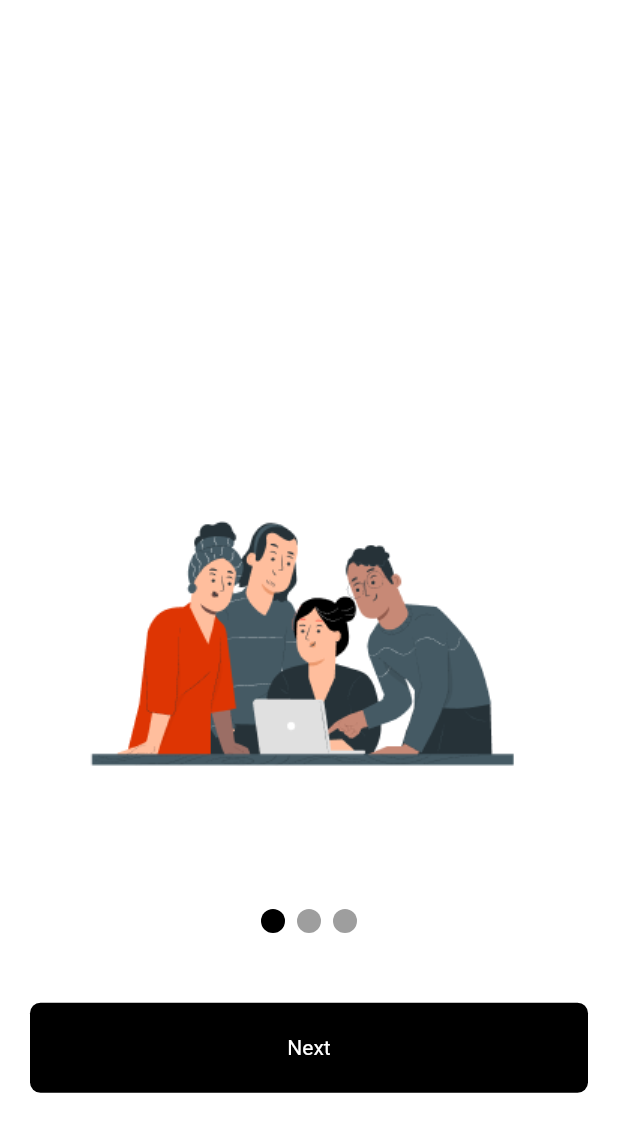
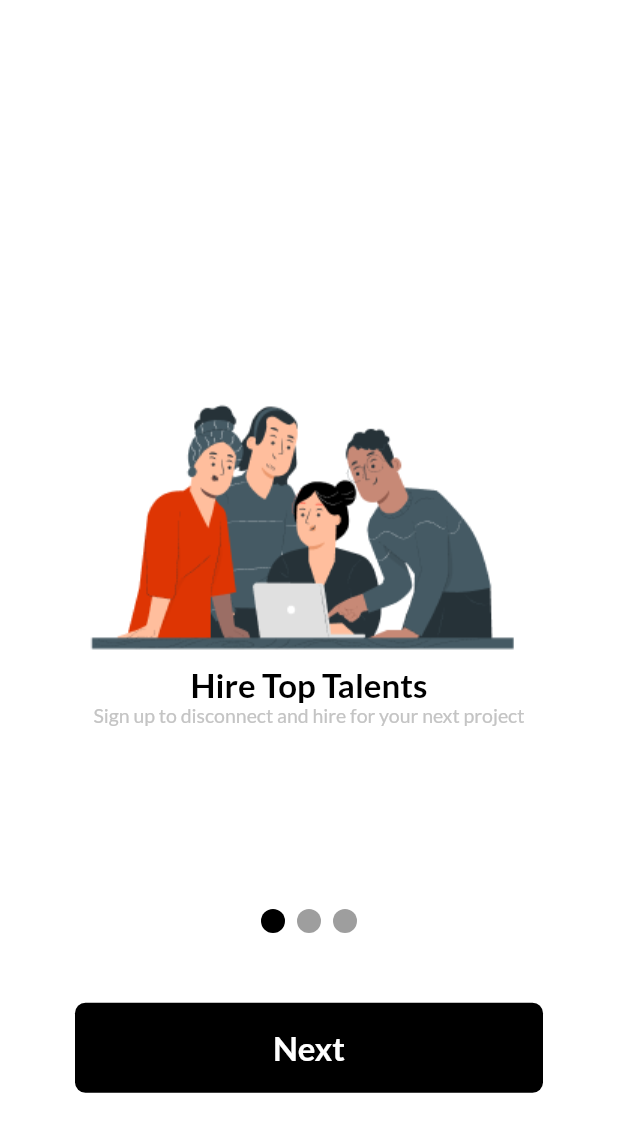
Before and after one commit to AnthonyAniobi/EmployMobileApplication, a Flutter app: the screen it shows after launch, on a phone screen of 412 x 824 dp. Shown: the top 1132 px of the screen. Run offline on Flutter 3.47's test engine with Material 2 defaults, Android fonts, the phone set to English and light mode, and no system bars; drawn by our look-alikes of smooth_page_indicator.

Commit message:
work on intro screen

```diff
--- a/lib/constants/custom_fonts.dart
+++ b/lib/constants/custom_fonts.dart
@@ -5,7 +5,7 @@ import 'package:flutter/material.dart';
 class CFont {
   static Widget primary(
     String text, {
-    Color color = CColor.grey,
+    Color color = CColor.black,
     int maxLines = 5,
     TextAlign align = TextAlign.center,
   }) {
--- a/lib/screens/intro_screen.dart
+++ b/lib/screens/intro_screen.dart
@@ -1,3 +1,5 @@
+import 'package:employ/constants/custom_fonts.dart';
+import 'package:employ/theme/custom_widgets/custom_buttons.dart';
 import 'package:flutter/material.dart';
 import 'package:smooth_page_indicator/smooth_page_indicator.dart';
 
@@ -38,20 +40,7 @@ class _IntroScreenState extends State<IntroScreen> {
                   activeDotColor: Colors.black,
                 )),
           ),
-          Align(
-            alignment: const Alignment(0, 0.75),
-            child: Container(
-              margin: const EdgeInsets.symmetric(horizontal: 20),
-              height: 60,
-              alignment: Alignment.center,
-              decoration: BoxDecoration(
-                  color: Colors.black, borderRadius: BorderRadius.circular(7)),
-              child: Text(
-                'Next',
-                style: TextStyle(color: Colors.white),
-              ),
-            ),
-          ),
+          Align(alignment: const Alignment(0, 0.75), child: CButton.primary()),
         ],
       ),
     );
@@ -60,9 +49,11 @@ class _IntroScreenState extends State<IntroScreen> {
   Widget introPage(String imgUrl, String title, String message) {
     return Column(
       children: [
-        const Spacer(),
+        const Spacer(flex: 2),
         Image.asset('assets/image/$imgUrl.png'),
-        const Spacer(),
+        CFont.primary(title),
+        CFont.small(message),
+        const Spacer(flex: 3),
       ],
     );
   }
--- /dev/null
+++ b/lib/theme/custom_widgets/custom_buttons.dart
@@ -0,0 +1,21 @@
+import 'package:employ/constants/custom_colors.dart';
+import 'package:employ/constants/custom_fonts.dart';
+import 'package:flutter/material.dart';
+
+class CButton {
+  static Widget primary() {
+    return GestureDetector(
+      onTap: () {
+        // print();
+      },
+      child: Container(
+        margin: const EdgeInsets.symmetric(horizontal: 50),
+        height: 60,
+        alignment: Alignment.center,
+        decoration: BoxDecoration(
+            color: Colors.black, borderRadius: BorderRadius.circular(7)),
+        child: CFont.primary('Next', color: CColor.white),
+      ),
+    );
+  }
+}
```
